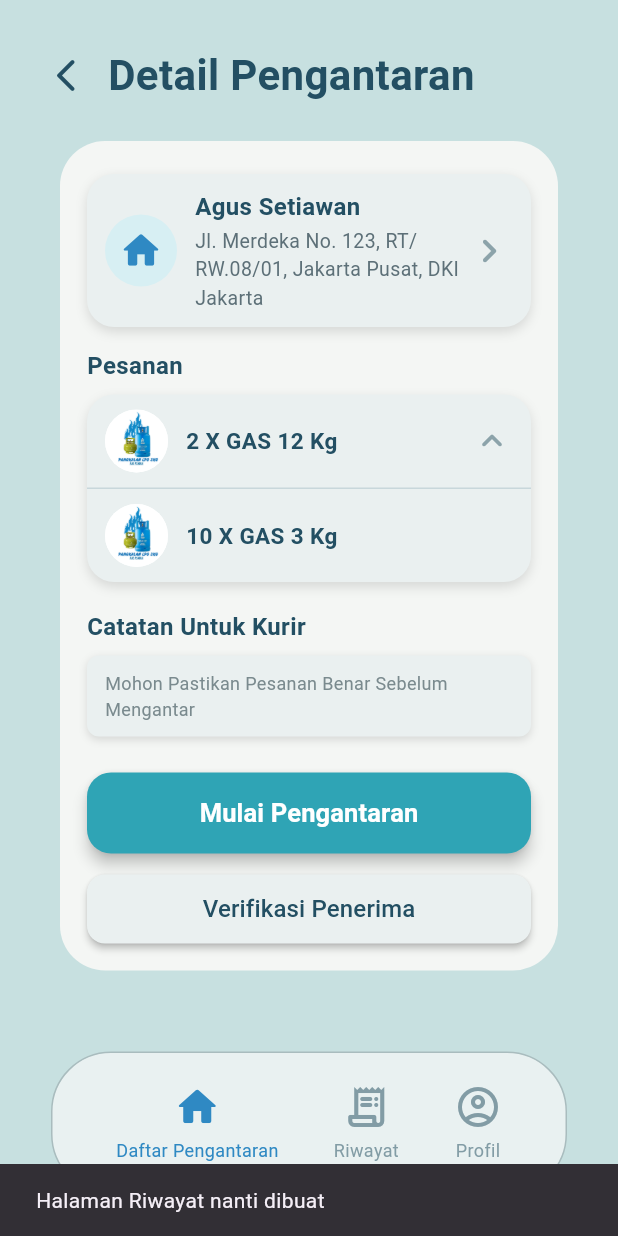
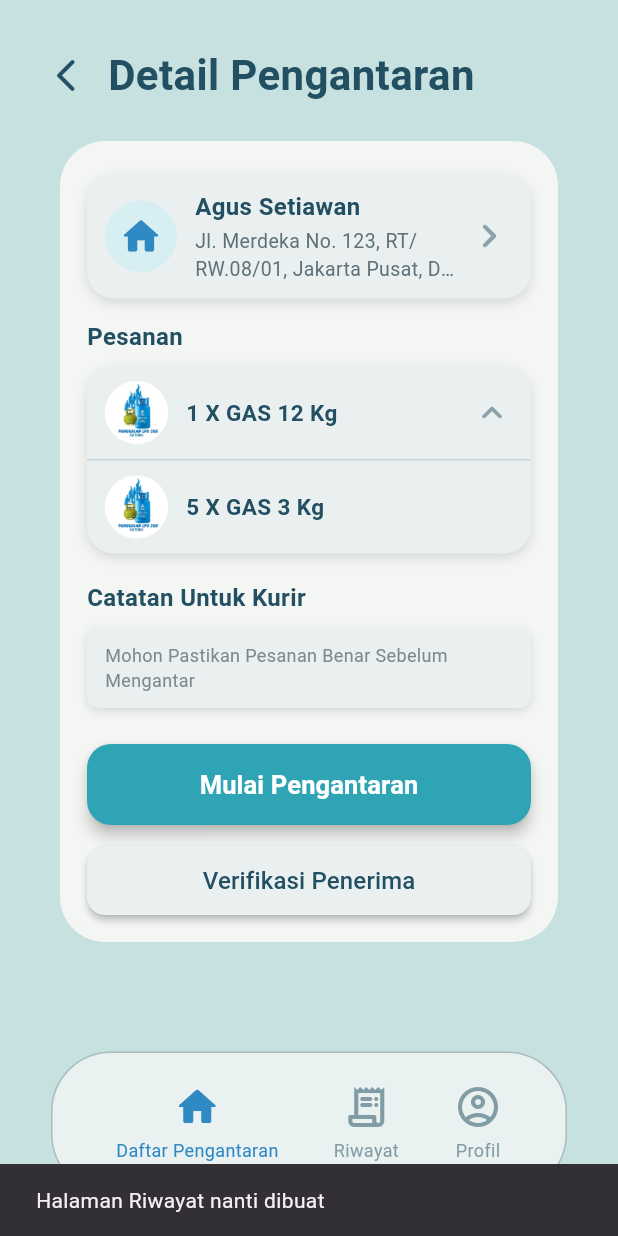
Before and after one commit to caniaye/Proyek3Mobile, a Flutter app: the DaftarPengantaranPage screen opened directly with empty values, item 2 of the bottom bar chosen, after a tap on "Detail", on a phone screen of 412 x 824 dp. Run offline on Flutter 3.47's test engine with Material 3 defaults, Android fonts, the phone set to English and light mode, and no system bars; Roboto replaces fonts that are missing (Poppins).

Commit message:
update panah

```diff
--- a/proyek3_mobile/lib/screens/daftar_pengantaran_page.dart
+++ b/proyek3_mobile/lib/screens/daftar_pengantaran_page.dart
@@ -15,8 +15,27 @@ class DaftarPengantaranPage extends StatelessWidget {
       {
         'nama': 'Agus Setiawan',
         'alamat': 'Jl. Merdeka No. 123, RT/RW.08/01, Jakarta Pusat, DKI Jakarta',
+        'no_hp': '082262235682',
         'status': 'Belum Dikirim',
         'statusColor': const Color(0xFFF4D35E),
+        'catatan': 'Mohon Pastikan Pesanan Benar Sebelum Mengantar',
+        'items': [
+          {
+            'nama': '1 X GAS 12 Kg',
+            'imagePath': 'assets/images/Logo Berdiri.png',
+          },
+          {
+            'nama': '5 X GAS 3 Kg',
+            'imagePath': 'assets/images/Logo Berdiri.png',
+          },
+        ],
+      },
+      {
+        'nama': 'Agus Setiawan',
+        'alamat': 'Jl. Merdeka No. 123, Jakarta',
+        'no_hp': '082198765432',
+        'status': 'Dalam Perjalanan',
+        'statusColor': const Color(0xFF8FD3D1),
         'catatan': 'Mohon Pastikan Pesanan Benar Sebelum Mengantar',
         'items': [
           {
@@ -25,23 +44,6 @@ class DaftarPengantaranPage extends StatelessWidget {
           },
           {
             'nama': '10 X GAS 3 Kg',
-            'imagePath': 'assets/images/Logo Berdiri.png',
-          },
-        ],
-      },
-      {
-        'nama': 'Agus Setiawan',
-        'alamat': 'Jl. Merdeka No. 123, Jakarta',
-        'status': 'Dalam Perjalanan',
-        'statusColor': const Color(0xFF8FD3D1),
-        'catatan': 'Mohon Pastikan Pesanan Benar Sebelum Mengantar',
-        'items': [
-          {
-            'nama': '1 X GAS 12 Kg',
-            'imagePath': 'assets/images/Logo Berdiri.png',
-          },
-          {
-            'nama': '5 X GAS 3 Kg',
             'imagePath': 'assets/images/Logo Berdiri.png',
           },
         ],
--- a/proyek3_mobile/lib/screens/detail_pengantaran_page.dart
+++ b/proyek3_mobile/lib/screens/detail_pengantaran_page.dart
@@ -1,6 +1,6 @@
 import 'package:flutter/material.dart';
 
-class DetailPengantaranPage extends StatelessWidget {
+class DetailPengantaranPage extends StatefulWidget {
   final Map<String, dynamic> kurirData;
   final Map<String, dynamic> pengantaranData;
 
@@ -11,14 +11,23 @@ class DetailPengantaranPage extends StatelessWidget {
   });
 
   @override
+  State<DetailPengantaranPage> createState() => _DetailPengantaranPageState();
+}
+
+class _DetailPengantaranPageState extends State<DetailPengantaranPage> {
+  bool isPelangganExpanded = false;
+  bool isPesananExpanded = true;
+
+  @override
   Widget build(BuildContext context) {
-    final String nama = pengantaranData['nama']?.toString() ?? 'Pelanggan';
-    final String alamat = pengantaranData['alamat']?.toString() ?? '-';
-    final String catatan = pengantaranData['catatan']?.toString() ??
+    final String nama = widget.pengantaranData['nama']?.toString() ?? 'Pelanggan';
+    final String alamat = widget.pengantaranData['alamat']?.toString() ?? '-';
+    final String noHp = widget.pengantaranData['no_hp']?.toString() ?? '081234567890';
+    final String catatan = widget.pengantaranData['catatan']?.toString() ??
         'Mohon Pastikan Pesanan Benar Sebelum Mengantar';
 
     final List<Map<String, dynamic>> items =
-        (pengantaranData['items'] as List<dynamic>? ?? [])
+        (widget.pengantaranData['items'] as List<dynamic>? ?? [])
             .map((e) => Map<String, dynamic>.from(e as Map))
             .toList();
 
@@ -71,6 +80,7 @@ class DetailPengantaranPage extends StatelessWidget {
                       _buildAlamatCard(
                         nama: nama,
                         alamat: alamat,
+                        noHp: noHp,
                       ),
                       const SizedBox(height: 14),
 
@@ -201,9 +211,9 @@ class DetailPengantaranPage extends StatelessWidget {
   Widget _buildAlamatCard({
     required String nama,
     required String alamat,
+    required String noHp,
   }) {
     return Container(
-      padding: const EdgeInsets.symmetric(horizontal: 12, vertical: 10),
       decoration: BoxDecoration(
         color: const Color(0xFFEAF0F0),
         borderRadius: BorderRadius.circular(18),
@@ -215,6 +225,17 @@ class DetailPengantaranPage extends StatelessWidget {
           ),
         ],
       ),
+      child: Column(
+        children: [
+          InkWell(
+            borderRadius: BorderRadius.circular(18),
+            onTap: () {
+              setState(() {
+                isPelangganExpanded = !isPelangganExpanded;
+              });
+            },
+            child: Padding(
+              padding: const EdgeInsets.symmetric(horizontal: 12, vertical: 10),
               child: Row(
                 children: [
                   Container(
@@ -247,6 +268,10 @@ class DetailPengantaranPage extends StatelessWidget {
                         const SizedBox(height: 2),
                         Text(
                           alamat,
+                          maxLines: isPelangganExpanded ? null : 2,
+                          overflow: isPelangganExpanded
+                              ? TextOverflow.visible
+                              : TextOverflow.ellipsis,
                           style: const TextStyle(
                             fontSize: 13,
                             color: Color(0xFF5D7078),
@@ -256,17 +281,83 @@ class DetailPengantaranPage extends StatelessWidget {
                     ),
                   ),
 
-          const Icon(
-            Icons.chevron_right_rounded,
-            color: Color(0xFF8CA3AA),
+                  Icon(
+                    isPelangganExpanded
+                        ? Icons.keyboard_arrow_down_rounded
+                        : Icons.chevron_right_rounded,
+                    color: const Color(0xFF8CA3AA),
                     size: 32,
                   ),
+                ],
+              ),
+            ),
+          ),
+
+          if (isPelangganExpanded) ...[
+            const Divider(
+              height: 1,
+              thickness: 1,
+              color: Color(0xFFC8D7DB),
+            ),
+            Padding(
+              padding: const EdgeInsets.fromLTRB(16, 12, 16, 14),
+              child: Column(
+                crossAxisAlignment: CrossAxisAlignment.start,
+                children: [
+                  _buildDetailInfoRow('Nama', nama),
+                  const SizedBox(height: 8),
+                  _buildDetailInfoRow('Alamat', alamat),
+                  const SizedBox(height: 8),
+                  _buildDetailInfoRow('No HP', noHp),
+                ],
+              ),
+            ),
+          ],
         ],
       ),
     );
   }
 
+  Widget _buildDetailInfoRow(String label, String value) {
+    return Row(
+      crossAxisAlignment: CrossAxisAlignment.start,
+      children: [
+        SizedBox(
+          width: 58,
+          child: Text(
+            label,
+            style: const TextStyle(
+              fontSize: 13,
+              fontWeight: FontWeight.w700,
+              color: Color(0xFF234F63),
+            ),
+          ),
+        ),
+        const Text(
+          ': ',
+          style: TextStyle(
+            fontSize: 13,
+            fontWeight: FontWeight.w700,
+            color: Color(0xFF234F63),
+          ),
+        ),
+        Expanded(
+          child: Text(
+            value,
+            style: const TextStyle(
+              fontSize: 13,
+              color: Color(0xFF5D7078),
+            ),
+          ),
+        ),
+      ],
+    );
+  }
+
   Widget _buildPesananCard(List<Map<String, dynamic>> items) {
+    final List<Map<String, dynamic>> displayedItems =
+        isPesananExpanded ? items : (items.isNotEmpty ? [items.first] : []);
+
     return Container(
       decoration: BoxDecoration(
         color: const Color(0xFFEAF0F0),
@@ -281,13 +372,13 @@ class DetailPengantaranPage extends StatelessWidget {
       ),
       child: Column(
         children: [
-          for (int i = 0; i < items.length; i++) ...[
+          for (int i = 0; i < displayedItems.length; i++) ...[
             _buildPesananItem(
-              namaItem: items[i]['nama']?.toString() ?? '-',
-              imagePath: items[i]['imagePath']?.toString(),
+              namaItem: displayedItems[i]['nama']?.toString() ?? '-',
+              imagePath: displayedItems[i]['imagePath']?.toString(),
               showArrow: i == 0,
             ),
-            if (i != items.length - 1)
+            if (i != displayedItems.length - 1)
               const Divider(
                 height: 1,
                 thickness: 1,
@@ -304,7 +395,16 @@ class DetailPengantaranPage extends StatelessWidget {
     required String? imagePath,
     required bool showArrow,
   }) {
-    return Container(
+    return InkWell(
+      onTap: showArrow
+          ? () {
+              setState(() {
+                isPesananExpanded = !isPesananExpanded;
+              });
+            }
+          : null,
+      borderRadius: BorderRadius.circular(18),
+      child: Container(
         padding: const EdgeInsets.symmetric(horizontal: 12, vertical: 10),
         child: Row(
           children: [
@@ -343,12 +443,15 @@ class DetailPengantaranPage extends StatelessWidget {
               ),
             ),
             if (showArrow)
-            const Icon(
-              Icons.keyboard_arrow_up_rounded,
-              color: Color(0xFF8CA3AA),
+              Icon(
+                isPesananExpanded
+                    ? Icons.keyboard_arrow_up_rounded
+                    : Icons.keyboard_arrow_down_rounded,
+                color: const Color(0xFF8CA3AA),
                 size: 28,
               ),
           ],
+        ),
       ),
     );
   }
```
Lines whose indentation alone changed are shown as unchanged.
